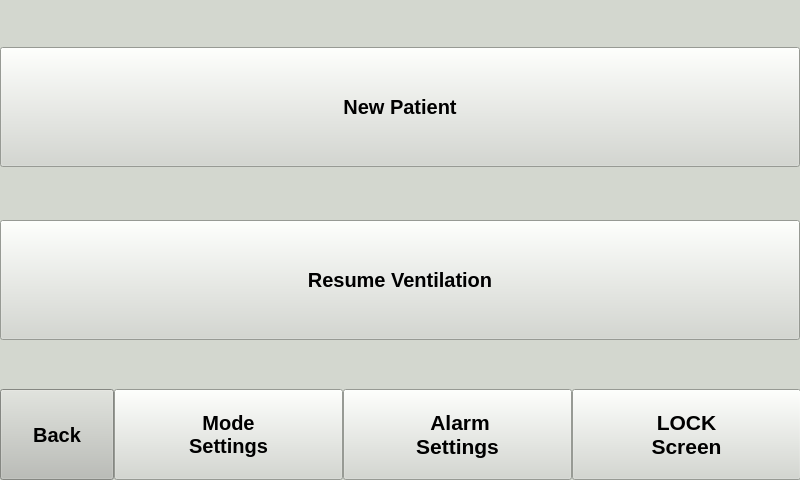
This is gui/mainwindow.ui in MariuszSuchenek/MVM_GUI_test2 as Qt 5 draws it before an edit. The edited form follows.
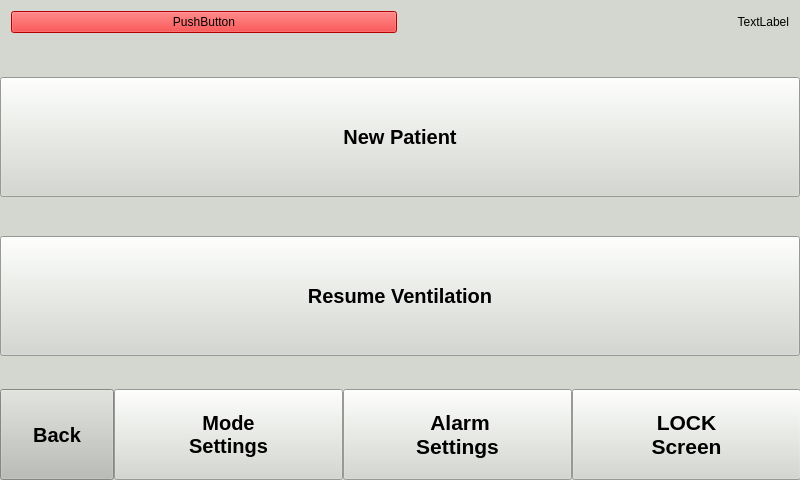
This is the edited form. The open tabs and pages were chosen to show the change. Custom widgets are drawn as their Qt base class.

Commit message:
Adding a top alarmbar, always visible
This bar will contain the buttons for all the alarms and a QLabel showing the alarm name

```diff
--- a/gui/mainwindow.ui
+++ b/gui/mainwindow.ui
@@ -160,6 +160,15 @@
        </color>
       </brush>
      </colorrole>
+     <colorrole role="PlaceholderText">
+      <brush brushstyle="NoBrush">
+       <color alpha="128">
+        <red>0</red>
+        <green>0</green>
+        <blue>0</blue>
+       </color>
+      </brush>
+     </colorrole>
     </active>
     <inactive>
      <colorrole role="WindowText">
@@ -297,6 +306,15 @@
        </color>
       </brush>
      </colorrole>
+     <colorrole role="PlaceholderText">
+      <brush brushstyle="NoBrush">
+       <color alpha="128">
+        <red>0</red>
+        <green>0</green>
+        <blue>0</blue>
+       </color>
+      </brush>
+     </colorrole>
     </inactive>
     <disabled>
      <colorrole role="WindowText">
@@ -434,6 +452,15 @@
        </color>
       </brush>
      </colorrole>
+     <colorrole role="PlaceholderText">
+      <brush brushstyle="NoBrush">
+       <color alpha="128">
+        <red>0</red>
+        <green>0</green>
+        <blue>0</blue>
+       </color>
+      </brush>
+     </colorrole>
     </disabled>
    </palette>
   </property>
@@ -457,8 +484,63 @@
     <property name="bottomMargin">
      <number>0</number>
     </property>
+    <item>
+     <widget class="QWidget" name="alarmbar" native="true">
+      <property name="sizePolicy">
+       <sizepolicy hsizetype="Preferred" vsizetype="Preferred">
+        <horstretch>0</horstretch>
+        <verstretch>0</verstretch>
+       </sizepolicy>
+      </property>
+      <property name="styleSheet">
+       <string notr="true">QHBoxLayout {
+background-color: black;
+}</string>
+      </property>
+      <layout class="QHBoxLayout" name="horizontalLayout_7">
+       <item>
+        <widget class="QPushButton" name="pushButton">
+         <property name="sizePolicy">
+          <sizepolicy hsizetype="Minimum" vsizetype="Preferred">
+           <horstretch>0</horstretch>
+           <verstretch>0</verstretch>
+          </sizepolicy>
+         </property>
+         <property name="styleSheet">
+          <string notr="true">background-color: red;</string>
+         </property>
+         <property name="text">
+          <string>PushButton</string>
+         </property>
+        </widget>
+       </item>
+       <item>
+        <widget class="QLabel" name="label_2">
+         <property name="layoutDirection">
+          <enum>Qt::LeftToRight</enum>
+         </property>
+         <property name="styleSheet">
+          <string notr="true"/>
+         </property>
+         <property name="text">
+          <string>TextLabel</string>
+         </property>
+         <property name="alignment">
+          <set>Qt::AlignRight|Qt::AlignTrailing|Qt::AlignVCenter</set>
+         </property>
+        </widget>
+       </item>
+      </layout>
+     </widget>
+    </item>
     <item>
      <widget class="QStackedWidget" name="toppane">
+      <property name="sizePolicy">
+       <sizepolicy hsizetype="Preferred" vsizetype="Maximum">
+        <horstretch>0</horstretch>
+        <verstretch>0</verstretch>
+       </sizepolicy>
+      </property>
       <property name="currentIndex">
        <number>0</number>
       </property>
```
Left out of the diff: 97 changed lines with no effect on the pictures. The commit also changes 1 other file.
